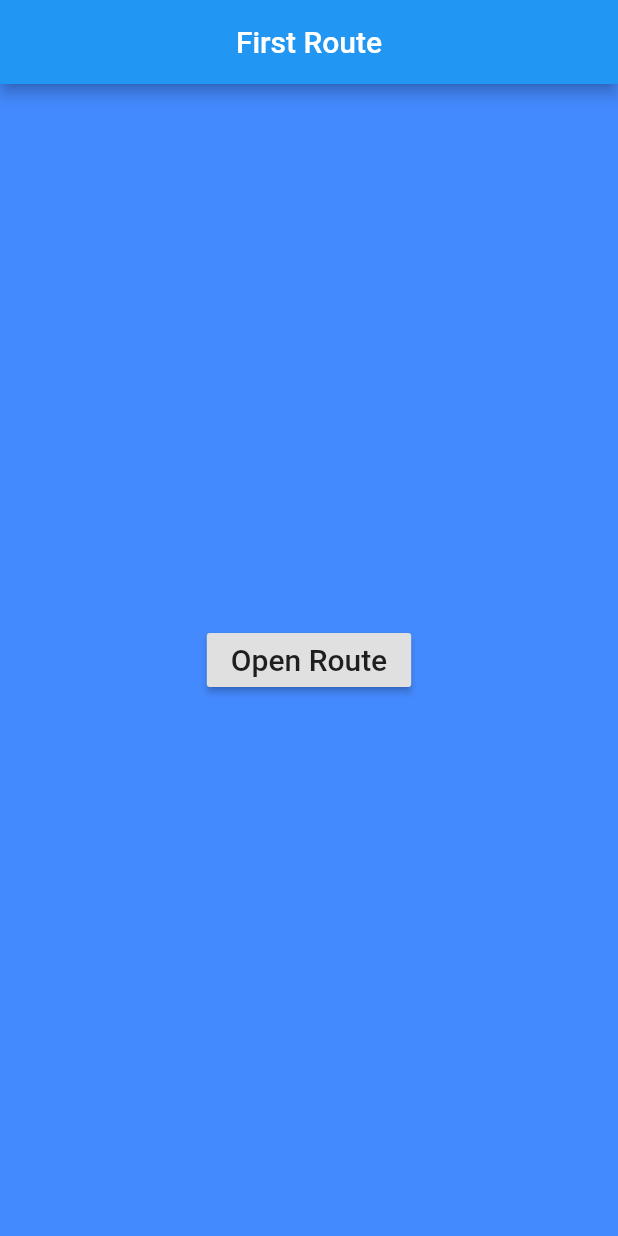
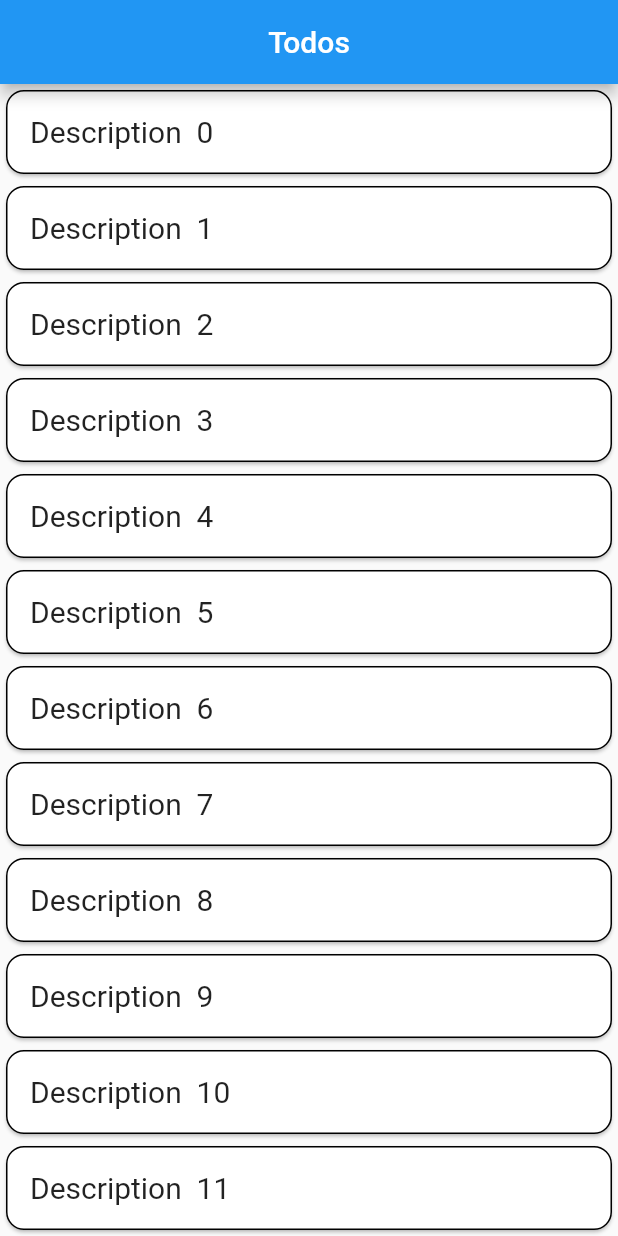
Before and after one commit to MarcosOtake/Flutter-CookBook, a Flutter app: the screen it shows after launch, on a phone screen of 412 x 824 dp. Run offline on Flutter 3.47's test engine with Material 2 defaults, Android fonts, the phone set to English and light mode, and no system bars; our stand-ins replace transparent_image.

Commit message:
todo information

```diff
--- a/lib/cookbook/CustomScrollView.dart
+++ b/lib/cookbook/CustomScrollView.dart
@@ -1,4 +1,3 @@
-import 'dart:math';
 import 'package:flutter/foundation.dart';
 import 'package:flutter/material.dart';
 
--- /dev/null
+++ b/lib/cookbook/TodoInformation.dart
@@ -0,0 +1,80 @@
+import 'package:flutter/foundation.dart';
+import 'package:flutter/material.dart';
+
+class Todo {
+  final String title;
+  final String description;
+
+  Todo(this.title, this.description);
+}
+
+class TodosScreen extends StatelessWidget {
+  final List<Todo> todos;
+
+  TodosScreen({Key key, @required this.todos}) : super(key: key);
+
+  @override
+  Widget build(BuildContext context) {
+    return Scaffold(
+      appBar: AppBar(
+        centerTitle: true,
+        title: Text('Todos'),
+      ),
+      body: ListView.builder(
+        itemCount: todos.length,
+        itemBuilder: (context, index) {
+          return Card(
+            shape: OutlineInputBorder(borderRadius: BorderRadius.circular(12)),
+            child: ListTile(
+              title: Text(todos[index].title,style: TextStyle(fontSize: 20),),
+              // When a user taps the ListTile, navigate to the DetailScreen.
+              // Notice that you're not only creating a DetailScreen, you're
+              // also passing the current todo through to it.
+              onTap: () {
+                Navigator.push(
+                  context,
+                  MaterialPageRoute(
+                    builder: (context) => DetailScreen(),
+                    // Pass the arguments as part of the RouteSettings. The
+                    // DetailScreen reads the arguments from these settings.
+                    settings: RouteSettings(
+                      arguments: todos[index],
+                    ),
+                  ),
+                );
+              },
+            ),
+          );
+        },
+      ),
+    );
+  }
+}
+
+class DetailScreen extends StatelessWidget {
+  @override
+  Widget build(BuildContext context) {
+    final Todo todo = ModalRoute.of(context).settings.arguments;
+
+    // Use the Todo to create the UI.
+    return Scaffold(
+      appBar: AppBar(
+        centerTitle: true,
+        title: Text(todo.title),
+      ),
+      body: Center(
+        child: Container(
+          color: Colors.blueAccent,
+          child: Padding(
+            padding: EdgeInsets.all(16.0),
+            child: Text(todo.description,
+            style:TextStyle(
+              fontSize:40,
+              color: Colors.white,
+              ) ,),
+          ),
+        ),
+      ),
+    );
+  }
+}
--- a/lib/main.dart
+++ b/lib/main.dart
@@ -1,5 +1,6 @@
 import 'package:flutter/material.dart';
-import 'package:flutter_cookbook/cookbook/TwoRoutePage.dart';
+import 'package:flutter_cookbook/cookbook/TodoInformation.dart';
+//import 'package:flutter_cookbook/cookbook/TwoRoutePage.dart';
 //import 'package:flutter_cookbook/cookbook/HeroApp.dart';
 //import 'package:flutter_cookbook/cookbook/CustomScrollView.dart';
 //import 'package:flutter_cookbook/cookbook/ListHorizontal.dart';
@@ -19,10 +20,15 @@ import 'package:flutter_cookbook/cookbook/TwoRoutePage.dart';
 //import 'package:flutter_cookbook/animation/Drawer.dart';
 
 void main() {
-  runApp(
-    MaterialApp(
-      debugShowCheckedModeBanner: false,
-      title: 'Navigation Basics',
-      home: FirstRoute(),
-    ));
+  runApp(MaterialApp(
+    debugShowCheckedModeBanner: false,
+    title: 'Passing Data',
+    home: TodosScreen(
+      todos: List.generate( 20, (i) => Todo(
+          'Description  $i',
+          'Description $i',
+        ),
+      ),
+    ),
+  ));
 }
```
